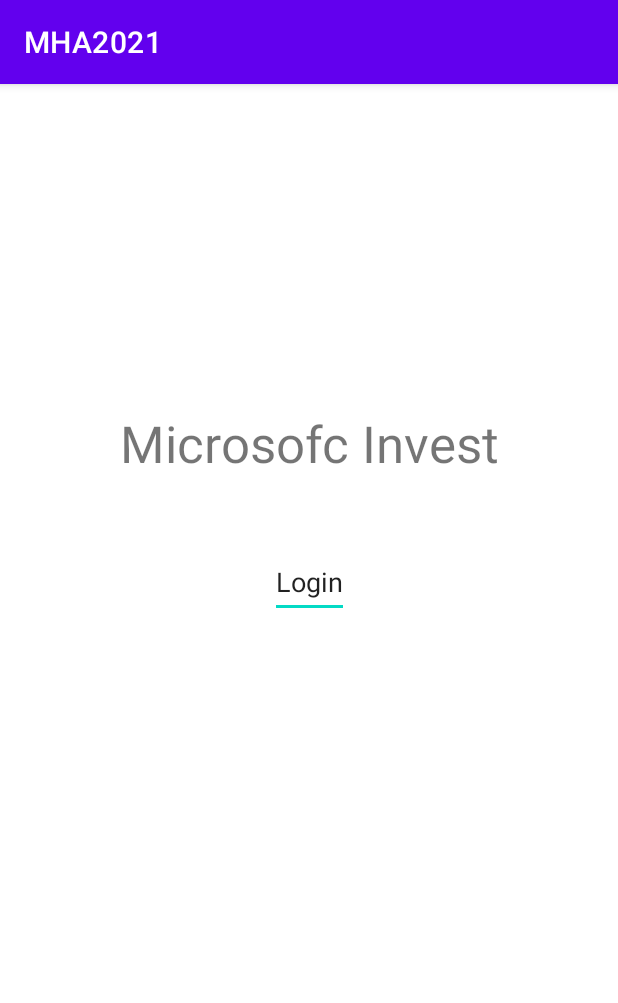
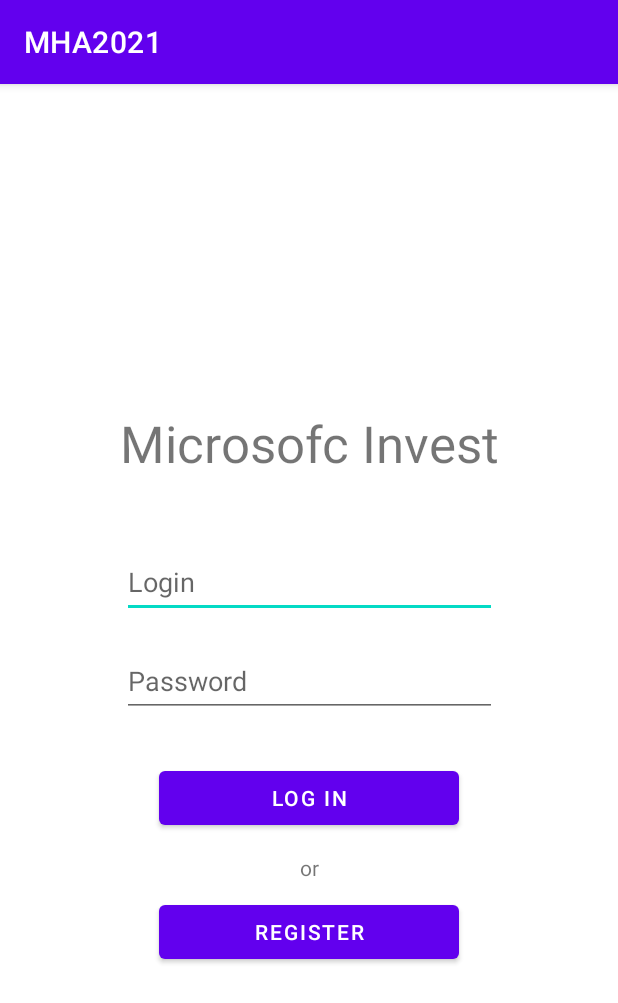
Before and after one commit to AndreyMAI-github/HMA_2021, an Android app: the screen it shows after launch (MainActivity), on a phone screen of 412 x 824 dp. Shown: the top 1003 px of the screen. Run offline under Robolectric (Android 15) with nearby library versions, the phone set to English and light mode, and no system bars.

Commit message:
added login strings and buttons

```diff
--- a/app/android/app/src/main/res/layout/activity_main.xml
+++ b/app/android/app/src/main/res/layout/activity_main.xml
@@ -19,16 +19,63 @@
         app:layout_constraintVertical_bias="0.3" />
 
     <AutoCompleteTextView
-        android:id="@+id/autoCompleteTextView"
-        android:layout_width="wrap_content"
+        android:id="@+id/loginTextView"
+        android:layout_width="250dp"
         android:layout_height="wrap_content"
+        android:hint="@string/login_hint"
+        android:hintTextColor="#757575"
         android:minWidth="48dp"
         android:minHeight="48dp"
-        android:text="@string/login_string"
+        app:layout_constraintBottom_toBottomOf="parent"
+        app:layout_constraintEnd_toEndOf="@+id/textView"
+        app:layout_constraintStart_toStartOf="@+id/textView"
+        app:layout_constraintTop_toBottomOf="@+id/textView"
+        app:layout_constraintVertical_bias="0.1" />
+
+    <AutoCompleteTextView
+        android:id="@+id/passwordTextView"
+        android:layout_width="250dp"
+        android:layout_height="wrap_content"
+        android:hint="@string/password_hint"
+        android:hintTextColor="#757575"
+        android:minHeight="48dp"
+        app:layout_constraintBottom_toBottomOf="parent"
+        app:layout_constraintEnd_toEndOf="@+id/loginTextView"
+        app:layout_constraintStart_toStartOf="@+id/loginTextView"
+        app:layout_constraintTop_toBottomOf="@+id/loginTextView"
+        app:layout_constraintVertical_bias="0.05" />
+
+    <Button
+        android:id="@+id/buttonLogIn"
+        android:layout_width="200dp"
+        android:layout_height="wrap_content"
+        android:text="@string/login_button"
         app:layout_constraintBottom_toBottomOf="parent"
         app:layout_constraintEnd_toEndOf="parent"
         app:layout_constraintStart_toStartOf="parent"
-        app:layout_constraintTop_toBottomOf="@+id/textView"
+        app:layout_constraintTop_toBottomOf="@+id/passwordTextView"
         app:layout_constraintVertical_bias="0.1" />
 
+    <TextView
+        android:id="@+id/textView2"
+        android:layout_width="wrap_content"
+        android:layout_height="wrap_content"
+        android:text="@string/or_string"
+        app:layout_constraintBottom_toBottomOf="parent"
+        app:layout_constraintEnd_toEndOf="@+id/buttonLogIn"
+        app:layout_constraintStart_toStartOf="@+id/buttonLogIn"
+        app:layout_constraintTop_toBottomOf="@+id/buttonLogIn"
+        app:layout_constraintVertical_bias="0.05" />
+
+    <Button
+        android:id="@+id/button2"
+        android:layout_width="200dp"
+        android:layout_height="wrap_content"
+        android:text="@string/register_button"
+        app:layout_constraintBottom_toBottomOf="parent"
+        app:layout_constraintEnd_toEndOf="parent"
+        app:layout_constraintStart_toStartOf="parent"
+        app:layout_constraintTop_toBottomOf="@+id/textView2"
+        app:layout_constraintVertical_bias="0.05" />
+
 </androidx.constraintlayout.widget.ConstraintLayout>
--- a/app/android/app/src/main/res/values/strings.xml
+++ b/app/android/app/src/main/res/values/strings.xml
@@ -1,6 +1,9 @@
 <resources>
     <string name="app_name">MHA2021</string>
     <string name="team_app_logo_name">Microsofc Invest</string>
-    <string name="login_string">Login</string>
-    <string name="register_string">Register</string>
+    <string name="login_hint">Login</string>
+    <string name="login_button">Log In</string>
+    <string name="register_button">Register</string>
+    <string name="password_hint">Password</string>
+    <string name="or_string">or</string>
 </resources>
```
